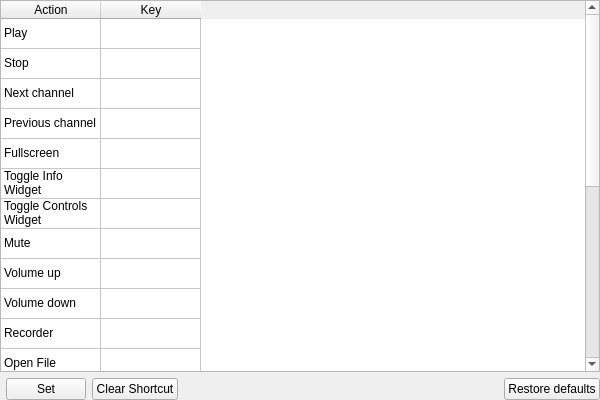
The window that src/ui/settings/SettingsShortcuts.ui (ntadej/tano) describes before a commit, drawn with Qt 5.
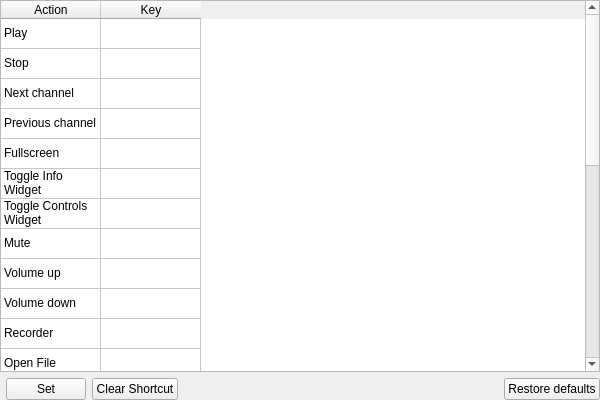
The same window after the commit. Icons and pictures are not drawn. Custom widgets are drawn as their Qt base class.

Commit message: Updates for webpage change, shortcuts update, some updated icons

Diff of the .ui file:
```diff
--- a/src/ui/settings/SettingsShortcuts.ui
+++ b/src/ui/settings/SettingsShortcuts.ui
@@ -27,112 +27,127 @@
      </attribute>
      <row>
       <property name="text">
-       <string notr="true">0</string>
+       <string notr="true"/>
       </property>
      </row>
      <row>
       <property name="text">
-       <string notr="true">0</string>
+       <string notr="true"/>
       </property>
      </row>
      <row>
       <property name="text">
-       <string notr="true">0</string>
+       <string notr="true"/>
       </property>
      </row>
      <row>
       <property name="text">
-       <string notr="true">0</string>
+       <string notr="true"/>
       </property>
      </row>
      <row>
       <property name="text">
-       <string notr="true">0</string>
+       <string notr="true"/>
       </property>
      </row>
      <row>
       <property name="text">
-       <string notr="true">0</string>
+       <string notr="true"/>
       </property>
      </row>
      <row>
       <property name="text">
-       <string notr="true">0</string>
+       <string notr="true"/>
       </property>
      </row>
      <row>
       <property name="text">
-       <string notr="true">0</string>
+       <string notr="true"/>
       </property>
      </row>
      <row>
       <property name="text">
-       <string notr="true">0</string>
+       <string notr="true"/>
       </property>
      </row>
      <row>
       <property name="text">
-       <string notr="true">0</string>
+       <string notr="true"/>
       </property>
      </row>
      <row>
       <property name="text">
-       <string notr="true">0</string>
+       <string notr="true"/>
       </property>
      </row>
      <row>
       <property name="text">
-       <string notr="true">0</string>
+       <string notr="true"/>
       </property>
      </row>
      <row>
       <property name="text">
-       <string notr="true">0</string>
+       <string notr="true"/>
       </property>
      </row>
      <row>
       <property name="text">
-       <string notr="true">0</string>
+       <string notr="true"/>
       </property>
      </row>
      <row>
       <property name="text">
-       <string notr="true">0</string>
+       <string notr="true"/>
       </property>
      </row>
      <row>
       <property name="text">
-       <string notr="true">0</string>
+       <string notr="true"/>
       </property>
      </row>
      <row>
       <property name="text">
-       <string notr="true">0</string>
+       <string notr="true"/>
       </property>
      </row>
      <row>
       <property name="text">
-       <string notr="true">0</string>
+       <string notr="true"/>
       </property>
      </row>
      <row>
       <property name="text">
-       <string notr="true">0</string>
+       <string notr="true"/>
       </property>
      </row>
      <row>
       <property name="text">
-       <string notr="true">0</string>
+       <string/>
       </property>
      </row>
      <row>
       <property name="text">
-       <string notr="true">0</string>
+       <string/>
       </property>
      </row>
      <row>
       <property name="text">
-       <string notr="true">0</string>
+       <string/>
+      </property>
+     </row>
+     <row>
+      <property name="text">
+       <string notr="true"/>
+      </property>
+     </row>
+     <row>
+      <property name="text">
+       <string notr="true"/>
+      </property>
+     </row>
+     <row>
+      <property name="text">
+       <string notr="true"/>
       </property>
      </row>
      <column>
@@ -388,30 +403,45 @@
      </item>
      <item row="19" column="0">
       <property name="text">
-       <string>Next aspect ratio mode</string>
-      </property>
-     </item>
-     <item row="19" column="1">
-      <property name="text">
-       <string notr="true"/>
+       <string>Next audio track</string>
       </property>
      </item>
      <item row="20" column="0">
       <property name="text">
-       <string>Next crop mode</string>
-      </property>
-     </item>
-     <item row="20" column="1">
-      <property name="text">
-       <string notr="true"/>
+       <string>Next video track</string>
       </property>
      </item>
      <item row="21" column="0">
       <property name="text">
+       <string>Next subtitle track</string>
+      </property>
+     </item>
+     <item row="22" column="0">
+      <property name="text">
+       <string>Next aspect ratio mode</string>
+      </property>
+     </item>
+     <item row="22" column="1">
+      <property name="text">
+       <string notr="true"/>
+      </property>
+     </item>
+     <item row="23" column="0">
+      <property name="text">
+       <string>Next crop mode</string>
+      </property>
+     </item>
+     <item row="23" column="1">
+      <property name="text">
+       <string notr="true"/>
+      </property>
+     </item>
+     <item row="24" column="0">
+      <property name="text">
        <string>Next deinterlace mode</string>
       </property>
      </item>
-     <item row="21" column="1">
+     <item row="24" column="1">
       <property name="text">
        <string notr="true"/>
       </property>
```
The commit also changes 27 other files.
